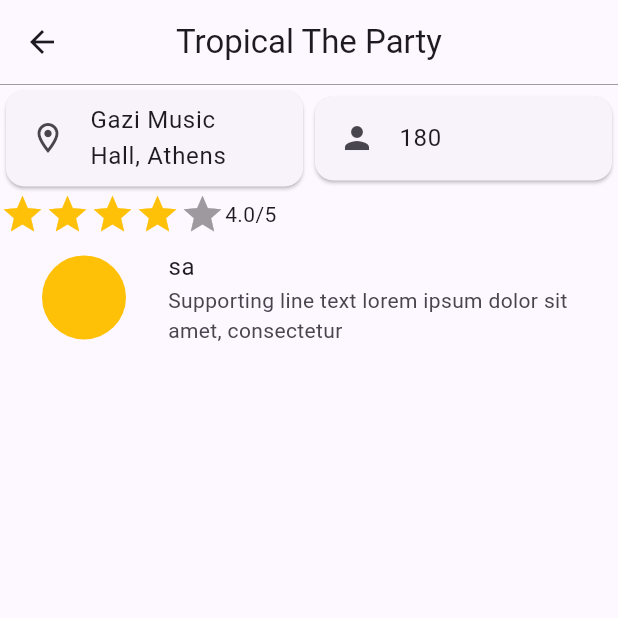
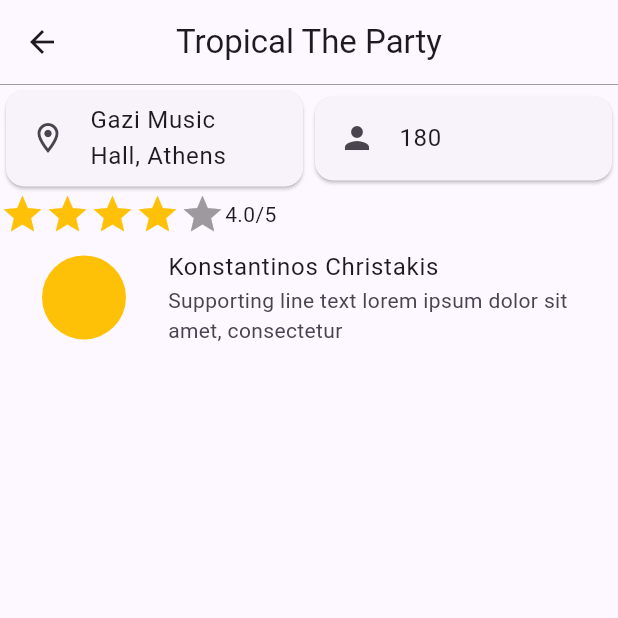
Before and after one commit to kchristakis52/ntua-hci, a Flutter app: the screen it shows after launch, after a tap on "Aggelos Dimitriou", on a phone screen of 412 x 824 dp, the top half of it. Run offline on Flutter 3.47's test engine with Material 2 defaults, Android fonts, the phone set to English and light mode, and no system bars; drawn by our look-alikes of flutter_rating_bar.

Commit message:
Past events revision

```diff
--- a/lib/PastEvent.dart
+++ b/lib/PastEvent.dart
@@ -93,7 +93,7 @@ class Review extends StatelessWidget {
         radius: 40,
         backgroundColor: Colors.amber,
       ),
-      title: Text('sa'),
+      title: Text('Konstantinos Christakis'),
       subtitle:
           Text('Supporting line text lorem ipsum dolor sit amet, consectetur'),
     );
```
